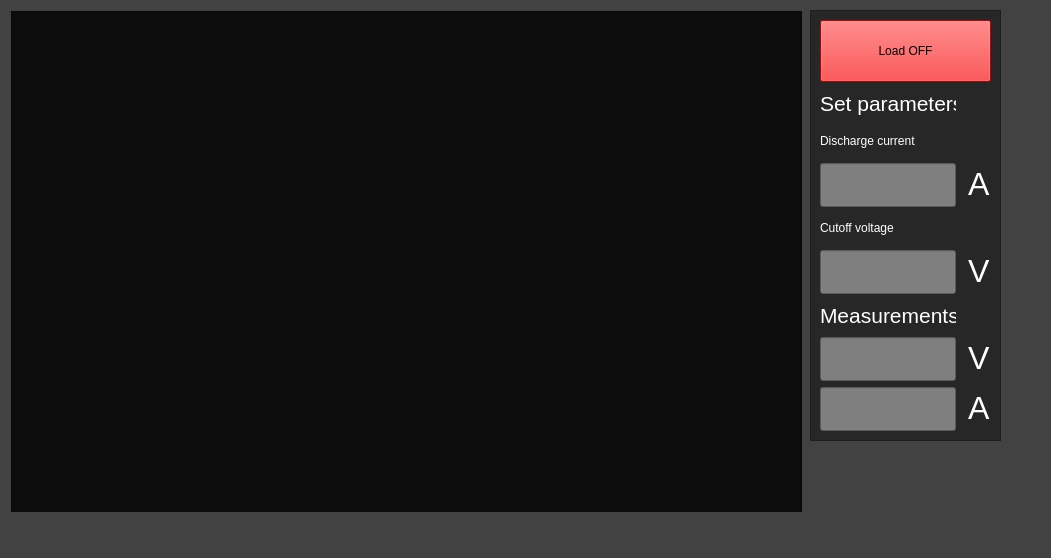
Dominik-Workshop/Electronic_load, file desktop_app/electronic_load_app.ui: the form before one commit.
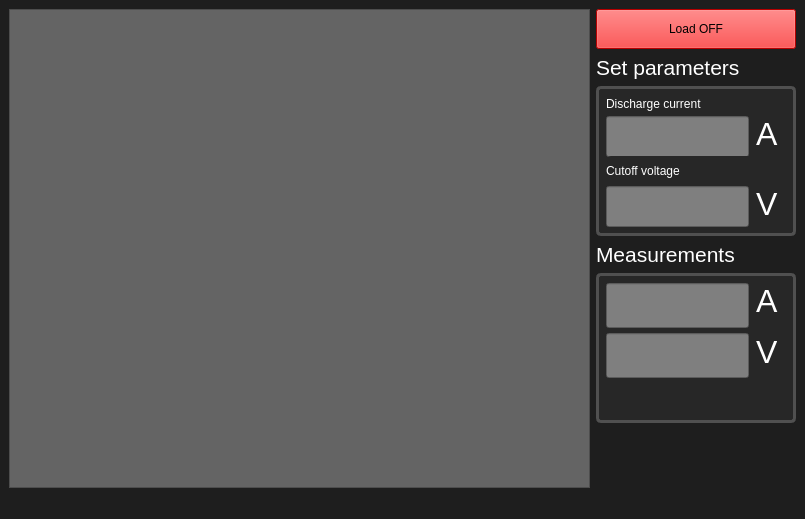
The form after the commit.

```diff
--- a/desktop_app/electronic_load_app.ui
+++ b/desktop_app/electronic_load_app.ui
@@ -6,8 +6,8 @@
    <rect>
     <x>0</x>
     <y>0</y>
-    <width>1051</width>
-    <height>558</height>
+    <width>805</width>
+    <height>519</height>
    </rect>
   </property>
   <property name="sizePolicy">
@@ -20,61 +20,39 @@
    <string>Electronic_load_app</string>
   </property>
   <property name="styleSheet">
-   <string notr="true">background-color: rgb(66, 66, 66)</string>
+   <string notr="true">background-color: rgb(30, 30, 30)</string>
   </property>
   <widget class="QWidget" name="centralwidget">
-   <widget class="QGraphicsView" name="graphicsView">
-    <property name="geometry">
-     <rect>
-      <x>11</x>
-      <y>11</y>
-      <width>791</width>
-      <height>501</height>
-     </rect>
-    </property>
-    <property name="styleSheet">
-     <string notr="true">background-color: rgb(12, 12, 12)</string>
-    </property>
-   </widget>
-   <widget class="QFrame" name="frame">
-    <property name="geometry">
-     <rect>
-      <x>810</x>
-      <y>10</y>
-      <width>191</width>
-      <height>431</height>
-     </rect>
-    </property>
-    <property name="styleSheet">
-     <string notr="true">background-color: rgb(39, 39, 39)</string>
-    </property>
-    <property name="frameShape">
-     <enum>QFrame::StyledPanel</enum>
-    </property>
-    <property name="frameShadow">
-     <enum>QFrame::Raised</enum>
-    </property>
     <layout class="QGridLayout" name="gridLayout">
-     <item row="8" column="0">
-      <widget class="QLabel" name="label_2">
-       <property name="font">
-        <font>
-         <pointsize>16</pointsize>
-        </font>
-       </property>
-       <property name="text">
-        <string>&lt;html&gt;&lt;head/&gt;&lt;body&gt;&lt;p&gt;&lt;span style=&quot; color:#ffffff;&quot;&gt;Measurements&lt;/span&gt;&lt;/p&gt;&lt;/body&gt;&lt;/html&gt;</string>
+    <item row="0" column="0">
+     <widget class="QGraphicsView" name="graphicsView">
+      <property name="styleSheet">
+       <string notr="true">background-color: rgb(100, 100, 100)</string>
        </property>
       </widget>
      </item>
-     <item row="0" column="0" rowspan="2" colspan="3">
+    <item row="0" column="1">
+     <layout class="QVBoxLayout" name="verticalLayout">
+      <item>
       <widget class="QPushButton" name="load_on_offfButton">
        <property name="sizePolicy">
-        <sizepolicy hsizetype="Preferred" vsizetype="Preferred">
+         <sizepolicy hsizetype="Fixed" vsizetype="Preferred">
          <horstretch>0</horstretch>
          <verstretch>0</verstretch>
         </sizepolicy>
        </property>
+        <property name="minimumSize">
+         <size>
+          <width>0</width>
+          <height>40</height>
+         </size>
+        </property>
+        <property name="maximumSize">
+         <size>
+          <width>200</width>
+          <height>60</height>
+         </size>
+        </property>
        <property name="styleSheet">
         <string notr="true">background-color: rgb(255, 0, 0)</string>
        </property>
@@ -83,59 +61,20 @@
        </property>
       </widget>
      </item>
-     <item row="10" column="0">
-      <widget class="QLineEdit" name="measuredCurrent">
-       <property name="font">
-        <font>
-         <pointsize>24</pointsize>
-        </font>
-       </property>
-       <property name="styleSheet">
-        <string notr="true">background-color: rgb(127, 127, 127)</string>
-       </property>
-      </widget>
-     </item>
-     <item row="10" column="2">
-      <widget class="QLabel" name="label_7">
-       <property name="font">
-        <font>
-         <pointsize>24</pointsize>
-        </font>
-       </property>
-       <property name="text">
-        <string>&lt;html&gt;&lt;head/&gt;&lt;body&gt;&lt;p&gt;&lt;span style=&quot; color:#ffffff;&quot;&gt;A&lt;/span&gt;&lt;/p&gt;&lt;/body&gt;&lt;/html&gt;</string>
-       </property>
-      </widget>
-     </item>
-     <item row="6" column="0">
-      <widget class="QLabel" name="label_4">
-       <property name="text">
-        <string>&lt;html&gt;&lt;head/&gt;&lt;body&gt;&lt;p&gt;&lt;span style=&quot; color:#ffffff;&quot;&gt;Cutoff voltage&lt;/span&gt;&lt;/p&gt;&lt;/body&gt;&lt;/html&gt;</string>
-       </property>
-      </widget>
-     </item>
-     <item row="5" column="0">
-      <widget class="QLineEdit" name="setCurrent">
-       <property name="sizePolicy">
-        <sizepolicy hsizetype="Preferred" vsizetype="Preferred">
-         <horstretch>0</horstretch>
-         <verstretch>0</verstretch>
-        </sizepolicy>
-       </property>
-       <property name="font">
-        <font>
-         <pointsize>24</pointsize>
-        </font>
-       </property>
-       <property name="styleSheet">
-        <string notr="true">QLineEdit{
-	background-color: rgb(127, 127, 127);
-}</string>
-       </property>
-      </widget>
-     </item>
-     <item row="2" column="0">
+      <item>
       <widget class="QLabel" name="label">
+        <property name="sizePolicy">
+         <sizepolicy hsizetype="Fixed" vsizetype="Preferred">
+          <horstretch>0</horstretch>
+          <verstretch>0</verstretch>
+         </sizepolicy>
+        </property>
+        <property name="maximumSize">
+         <size>
+          <width>200</width>
+          <height>40</height>
+         </size>
+        </property>
        <property name="font">
         <font>
          <pointsize>16</pointsize>
@@ -149,39 +88,153 @@
        </property>
       </widget>
      </item>
-     <item row="5" column="2">
-      <widget class="QLabel" name="label_6">
-       <property name="font">
-        <font>
-         <pointsize>24</pointsize>
-        </font>
-       </property>
-       <property name="text">
-        <string>&lt;html&gt;&lt;head/&gt;&lt;body&gt;&lt;p&gt;&lt;span style=&quot; color:#ffffff;&quot;&gt;A&lt;/span&gt;&lt;/p&gt;&lt;/body&gt;&lt;/html&gt;</string>
-       </property>
-      </widget>
-     </item>
-     <item row="9" column="0">
-      <widget class="QLineEdit" name="measuredVoltage">
-       <property name="font">
-        <font>
-         <pointsize>24</pointsize>
-        </font>
+      <item>
+       <widget class="QFrame" name="frame_2">
+        <property name="sizePolicy">
+         <sizepolicy hsizetype="Fixed" vsizetype="Preferred">
+          <horstretch>0</horstretch>
+          <verstretch>0</verstretch>
+         </sizepolicy>
+        </property>
+        <property name="minimumSize">
+         <size>
+          <width>200</width>
+          <height>150</height>
+         </size>
+        </property>
+        <property name="maximumSize">
+         <size>
+          <width>200</width>
+          <height>16777215</height>
+         </size>
        </property>
        <property name="styleSheet">
-        <string notr="true">background-color: rgb(127, 127, 127)</string>
-       </property>
-      </widget>
-     </item>
-     <item row="4" column="0">
+         <string notr="true">QFrame {
+	background-color: rgb(39, 39, 39);
+	border-width: 3;
+    border-radius: 5;
+    border-style: solid;
+    border-color: rgb(80, 80, 80)
+}</string>
+        </property>
+        <property name="frameShape">
+         <enum>QFrame::StyledPanel</enum>
+        </property>
+        <property name="frameShadow">
+         <enum>QFrame::Raised</enum>
+        </property>
       <widget class="QLabel" name="label_3">
+         <property name="geometry">
+          <rect>
+           <x>10</x>
+           <y>3</y>
+           <width>180</width>
+           <height>30</height>
+          </rect>
+         </property>
+         <property name="maximumSize">
+          <size>
+           <width>200</width>
+           <height>30</height>
+          </size>
+         </property>
+         <property name="styleSheet">
+          <string notr="true">QLabel{
+	border-width: 0;
+}</string>
+         </property>
        <property name="text">
         <string>&lt;html&gt;&lt;head/&gt;&lt;body&gt;&lt;p&gt;&lt;span style=&quot; color:#ffffff;&quot;&gt;Discharge current&lt;/span&gt;&lt;/p&gt;&lt;/body&gt;&lt;/html&gt;</string>
        </property>
       </widget>
-     </item>
-     <item row="7" column="0">
+        <widget class="QLineEdit" name="setCurrent">
+         <property name="geometry">
+          <rect>
+           <x>10</x>
+           <y>30</y>
+           <width>143</width>
+           <height>41</height>
+          </rect>
+         </property>
+         <property name="sizePolicy">
+          <sizepolicy hsizetype="Preferred" vsizetype="Preferred">
+           <horstretch>0</horstretch>
+           <verstretch>0</verstretch>
+          </sizepolicy>
+         </property>
+         <property name="font">
+          <font>
+           <pointsize>24</pointsize>
+          </font>
+         </property>
+         <property name="styleSheet">
+          <string notr="true">QLineEdit{
+	background-color: rgb(127, 127, 127);
+}</string>
+         </property>
+        </widget>
+        <widget class="QLabel" name="label_6">
+         <property name="geometry">
+          <rect>
+           <x>160</x>
+           <y>30</y>
+           <width>22</width>
+           <height>30</height>
+          </rect>
+         </property>
+         <property name="maximumSize">
+          <size>
+           <width>16777215</width>
+           <height>30</height>
+          </size>
+         </property>
+         <property name="font">
+          <font>
+           <pointsize>24</pointsize>
+          </font>
+         </property>
+         <property name="styleSheet">
+          <string notr="true">QLabel{
+	border-width: 0;
+}</string>
+         </property>
+         <property name="text">
+          <string>&lt;html&gt;&lt;head/&gt;&lt;body&gt;&lt;p&gt;&lt;span style=&quot; color:#ffffff;&quot;&gt;A&lt;/span&gt;&lt;/p&gt;&lt;/body&gt;&lt;/html&gt;</string>
+         </property>
+        </widget>
+        <widget class="QLabel" name="label_4">
+         <property name="geometry">
+          <rect>
+           <x>10</x>
+           <y>70</y>
+           <width>180</width>
+           <height>30</height>
+          </rect>
+         </property>
+         <property name="maximumSize">
+          <size>
+           <width>16777215</width>
+           <height>30</height>
+          </size>
+         </property>
+         <property name="styleSheet">
+          <string notr="true">QLabel{
+	border-width: 0;
+}</string>
+         </property>
+         <property name="text">
+          <string>&lt;html&gt;&lt;head/&gt;&lt;body&gt;&lt;p&gt;&lt;span style=&quot; color:#ffffff;&quot;&gt;Cutoff voltage&lt;/span&gt;&lt;/p&gt;&lt;/body&gt;&lt;/html&gt;</string>
+         </property>
+        </widget>
       <widget class="QLineEdit" name="cutoffVoltage">
+         <property name="geometry">
+          <rect>
+           <x>10</x>
+           <y>100</y>
+           <width>143</width>
+           <height>41</height>
+          </rect>
+         </property>
        <property name="sizePolicy">
         <sizepolicy hsizetype="Preferred" vsizetype="Preferred">
          <horstretch>0</horstretch>
@@ -199,33 +252,211 @@
 }</string>
        </property>
       </widget>
-     </item>
-     <item row="7" column="2">
       <widget class="QLabel" name="label_8">
+         <property name="geometry">
+          <rect>
+           <x>160</x>
+           <y>100</y>
+           <width>22</width>
+           <height>30</height>
+          </rect>
+         </property>
+         <property name="maximumSize">
+          <size>
+           <width>16777215</width>
+           <height>30</height>
+          </size>
+         </property>
        <property name="font">
         <font>
          <pointsize>24</pointsize>
         </font>
        </property>
+         <property name="styleSheet">
+          <string notr="true">QLabel{
+	border-width: 0;
+}</string>
+         </property>
        <property name="text">
         <string>&lt;html&gt;&lt;head/&gt;&lt;body&gt;&lt;p&gt;&lt;span style=&quot; color:#ffffff;&quot;&gt;V&lt;/span&gt;&lt;/p&gt;&lt;/body&gt;&lt;/html&gt;</string>
        </property>
       </widget>
-     </item>
-     <item row="9" column="2">
+       </widget>
+      </item>
+      <item>
+       <widget class="QLabel" name="label_2">
+        <property name="sizePolicy">
+         <sizepolicy hsizetype="Fixed" vsizetype="Preferred">
+          <horstretch>0</horstretch>
+          <verstretch>0</verstretch>
+         </sizepolicy>
+        </property>
+        <property name="maximumSize">
+         <size>
+          <width>200</width>
+          <height>40</height>
+         </size>
+        </property>
+        <property name="font">
+         <font>
+          <pointsize>16</pointsize>
+         </font>
+        </property>
+        <property name="text">
+         <string>&lt;html&gt;&lt;head/&gt;&lt;body&gt;&lt;p&gt;&lt;span style=&quot; color:#ffffff;&quot;&gt;Measurements&lt;/span&gt;&lt;/p&gt;&lt;/body&gt;&lt;/html&gt;</string>
+        </property>
+       </widget>
+      </item>
+      <item>
+       <widget class="QFrame" name="frame_3">
+        <property name="sizePolicy">
+         <sizepolicy hsizetype="Fixed" vsizetype="Preferred">
+          <horstretch>0</horstretch>
+          <verstretch>0</verstretch>
+         </sizepolicy>
+        </property>
+        <property name="minimumSize">
+         <size>
+          <width>200</width>
+          <height>150</height>
+         </size>
+        </property>
+        <property name="maximumSize">
+         <size>
+          <width>200</width>
+          <height>16777215</height>
+         </size>
+        </property>
+        <property name="styleSheet">
+         <string notr="true">QFrame {
+	background-color: rgb(39, 39, 39);
+	border-width: 3;
+    border-radius: 5;
+    border-style: solid;
+    border-color: rgb(80, 80, 80)
+}</string>
+        </property>
+        <property name="frameShape">
+         <enum>QFrame::StyledPanel</enum>
+        </property>
+        <property name="frameShadow">
+         <enum>QFrame::Raised</enum>
+        </property>
+        <widget class="QLineEdit" name="measuredVoltage">
+         <property name="geometry">
+          <rect>
+           <x>10</x>
+           <y>60</y>
+           <width>143</width>
+           <height>45</height>
+          </rect>
+         </property>
+         <property name="font">
+          <font>
+           <pointsize>24</pointsize>
+          </font>
+         </property>
+         <property name="styleSheet">
+          <string notr="true">background-color: rgb(127, 127, 127)</string>
+         </property>
+        </widget>
+        <widget class="QLineEdit" name="measuredCurrent">
+         <property name="geometry">
+          <rect>
+           <x>10</x>
+           <y>10</y>
+           <width>143</width>
+           <height>45</height>
+          </rect>
+         </property>
+         <property name="font">
+          <font>
+           <pointsize>24</pointsize>
+          </font>
+         </property>
+         <property name="styleSheet">
+          <string notr="true">background-color: rgb(127, 127, 127)</string>
+         </property>
+        </widget>
       <widget class="QLabel" name="label_5">
+         <property name="geometry">
+          <rect>
+           <x>160</x>
+           <y>60</y>
+           <width>21</width>
+           <height>40</height>
+          </rect>
+         </property>
+         <property name="maximumSize">
+          <size>
+           <width>16777215</width>
+           <height>40</height>
+          </size>
+         </property>
        <property name="font">
         <font>
          <pointsize>24</pointsize>
         </font>
        </property>
+         <property name="autoFillBackground">
+          <bool>false</bool>
+         </property>
+         <property name="styleSheet">
+          <string notr="true">QLabel{
+	border-width: 0;
+}</string>
+         </property>
        <property name="text">
         <string>&lt;html&gt;&lt;head/&gt;&lt;body&gt;&lt;p&gt;&lt;span style=&quot; color:#ffffff;&quot;&gt;V&lt;/span&gt;&lt;/p&gt;&lt;/body&gt;&lt;/html&gt;</string>
        </property>
       </widget>
-     </item>
-    </layout>
-   </widget>
+        <widget class="QLabel" name="label_7">
+         <property name="geometry">
+          <rect>
+           <x>160</x>
+           <y>10</y>
+           <width>31</width>
+           <height>30</height>
+          </rect>
+         </property>
+         <property name="maximumSize">
+          <size>
+           <width>16777215</width>
+           <height>30</height>
+          </size>
+         </property>
+         <property name="font">
+          <font>
+           <pointsize>24</pointsize>
+          </font>
+         </property>
+         <property name="styleSheet">
+          <string notr="true">QLabel{
+	border-width: 0;
+}</string>
+         </property>
+         <property name="text">
+          <string>&lt;html&gt;&lt;head/&gt;&lt;body&gt;&lt;p&gt;&lt;span style=&quot; color:#ffffff;&quot;&gt;A&lt;/span&gt;&lt;/p&gt;&lt;/body&gt;&lt;/html&gt;</string>
+         </property>
+        </widget>
+       </widget>
+      </item>
+      <item>
+       <spacer name="verticalSpacer">
+        <property name="orientation">
+         <enum>Qt::Vertical</enum>
+        </property>
+        <property name="sizeHint" stdset="0">
+         <size>
+          <width>20</width>
+          <height>40</height>
+         </size>
+        </property>
+       </spacer>
+      </item>
+     </layout>
+    </item>
+   </layout>
   </widget>
   <widget class="QStatusBar" name="statusbar"/>
  </widget>
```
Lines whose indentation alone changed are shown as unchanged.
